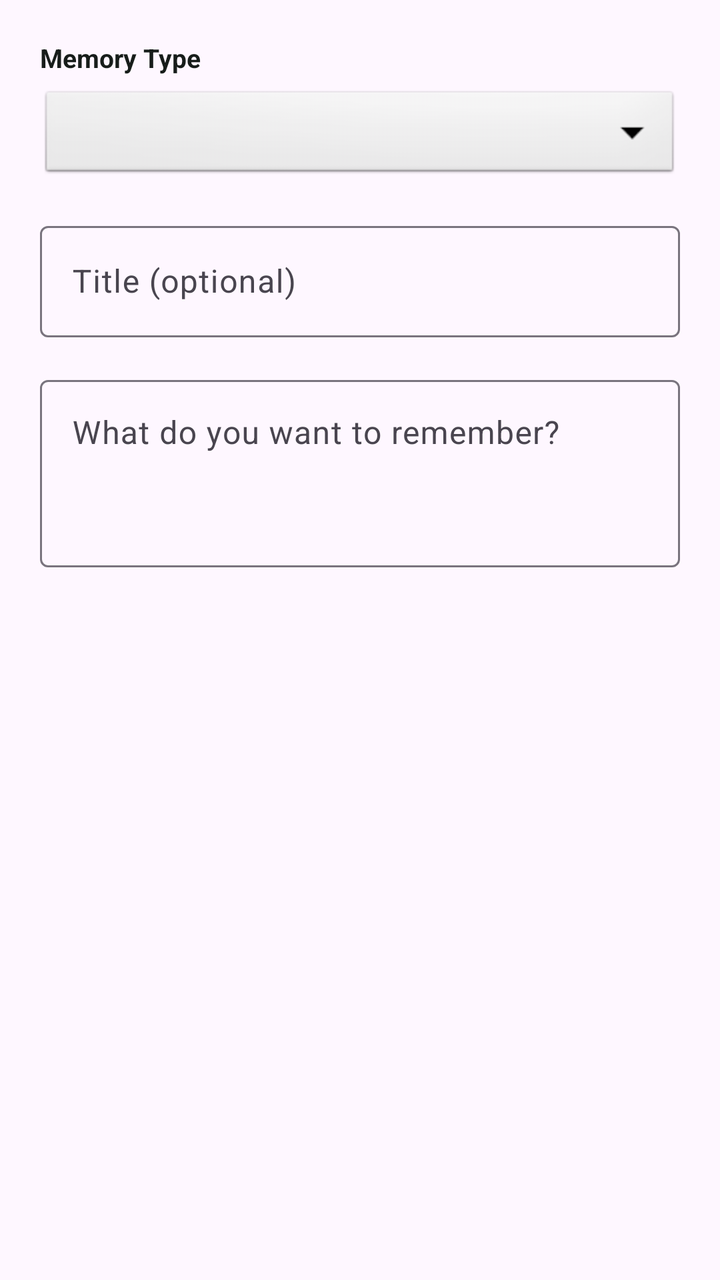
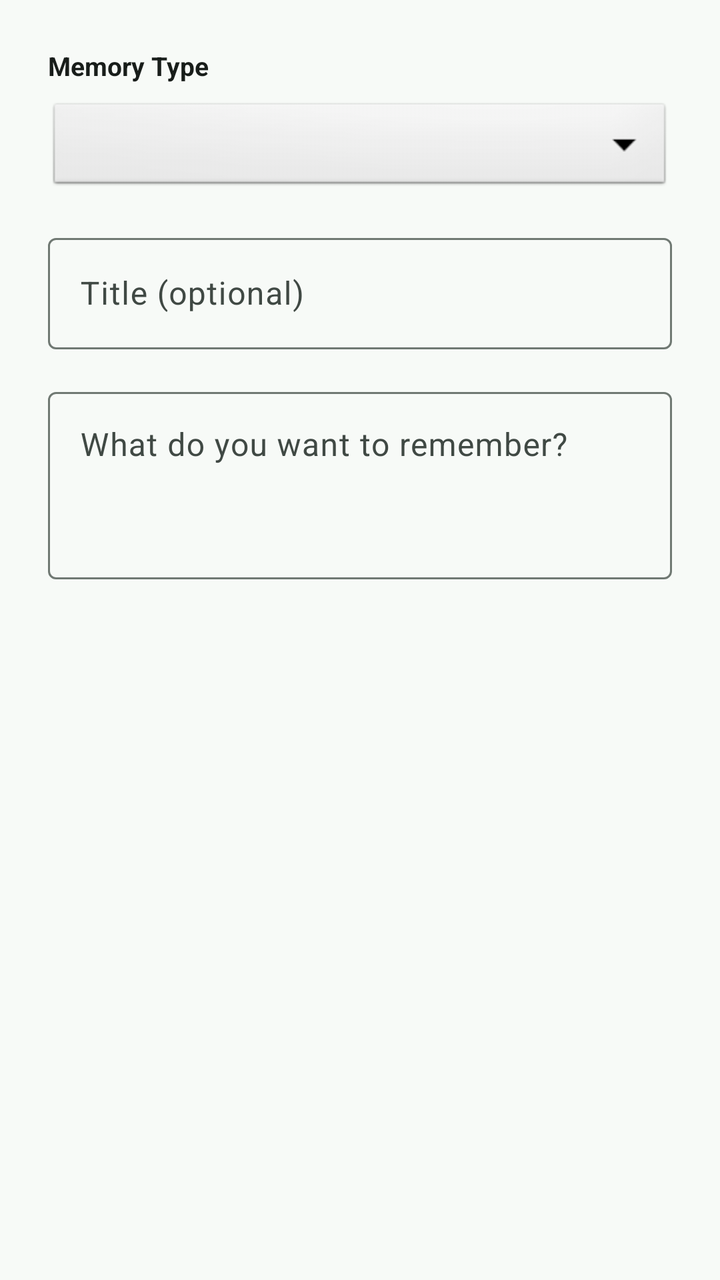

Two renders of the same Android screen: before a commit and after it. Below are the layout's source before the change and the commit's diff.
<!-- AndroidManifest.xml: application theme Theme.MyApplication -->
<!-- res/layout/dialog_memory_editor.xml -->
<?xml version="1.0" encoding="utf-8"?>
<LinearLayout xmlns:android="http://schemas.android.com/apk/res/android"
    xmlns:app="http://schemas.android.com/apk/res-auto"
    android:layout_width="match_parent"
    android:layout_height="wrap_content"
    android:orientation="vertical"
    android:padding="20dp">

    
    <TextView
        android:layout_width="wrap_content"
        android:layout_height="wrap_content"
        android:layout_marginBottom="6dp"
        android:text="@string/label_memory_type"
        android:textColor="@color/on_surface_light"
        android:textSize="13sp"
        android:textStyle="bold" />

    <Spinner
        android:id="@+id/spinnerMemoryType"
        android:layout_width="match_parent"
        android:layout_height="48dp"
        android:layout_marginBottom="16dp"
        android:background="@android:drawable/btn_dropdown"
        android:paddingHorizontal="8dp" />

    
    <com.google.android.material.textfield.TextInputLayout
        android:id="@+id/tilTitle"
        style="@style/Widget.Material3.TextInputLayout.OutlinedBox"
        android:layout_width="match_parent"
        android:layout_height="wrap_content"
        android:layout_marginBottom="16dp"
        android:hint="@string/hint_memory_title">

        <com.google.android.material.textfield.TextInputEditText
            android:id="@+id/etTitle"
            android:layout_width="match_parent"
            android:layout_height="wrap_content"
            android:inputType="textCapSentences"
            android:maxLines="1" />
    </com.google.android.material.textfield.TextInputLayout>

    
    <com.google.android.material.textfield.TextInputLayout
        android:id="@+id/tilOriginalText"
        style="@style/Widget.Material3.TextInputLayout.OutlinedBox"
        android:layout_width="match_parent"
        android:layout_height="wrap_content"
        android:hint="@string/hint_memory_text">

        <com.google.android.material.textfield.TextInputEditText
            android:id="@+id/etOriginalText"
            android:layout_width="match_parent"
            android:layout_height="wrap_content"
            android:gravity="top|start"
            android:inputType="textMultiLine|textCapSentences"
            android:minLines="3" />
    </com.google.android.material.textfield.TextInputLayout>

</LinearLayout>
<!-- resources referenced by this layout -->
<resources>
  <color name="on_surface_light">#171D1A</color>
  <style name="Base.Theme.MyApplication" parent="Theme.Material3.DayNight.NoActionBar">
          <item name="colorPrimary">@color/mint_primary</item>
          <item name="colorOnPrimary">@color/mint_on_primary</item>
          <item name="colorPrimaryContainer">@color/mint_primary_container</item>
          <item name="colorOnPrimaryContainer">@color/mint_on_primary_container</item>
          <item name="colorSecondary">@color/mint_secondary</item>
          <item name="colorOnSecondary">@color/mint_on_secondary</item>
          <item name="android:statusBarColor">@color/mint_primary</item>
          <item name="android:windowLightStatusBar" tools:targetApi="m">false</item>
      </style>
  <color name="mint_primary">#006C4C</color>
  <color name="mint_on_primary">#FFFFFF</color>
  <color name="mint_primary_container">#89F8C7</color>
  <color name="mint_on_primary_container">#002114</color>
  <color name="mint_secondary">#4D6356</color>
  <color name="mint_on_secondary">#FFFFFF</color>
  <!-- unchanged entries left out for length: 4 -->
</resources>

<!-- the commit's change to res/layout/dialog_memory_editor.xml (unified diff, before → after) -->
@@ -4,18 +4,19 @@
     android:layout_width="match_parent"
     android:layout_height="wrap_content"
     android:orientation="vertical"
-    android:padding="20dp">
+    android:padding="24dp">
 
     
     <TextView
         android:layout_width="wrap_content"
         android:layout_height="wrap_content"
-        android:layout_marginBottom="6dp"
+        android:layout_marginBottom="8dp"
         android:text="@string/label_memory_type"
-        android:textColor="@color/on_surface_light"
+        android:textColor="?attr/colorOnSurface"
         android:textSize="13sp"
         android:textStyle="bold" />
 
+    
     <Spinner
         android:id="@+id/spinnerMemoryType"
         android:layout_width="match_parent"
@@ -38,7 +39,8 @@
             android:layout_width="match_parent"
             android:layout_height="wrap_content"
             android:inputType="textCapSentences"
-            android:maxLines="1" />
+            android:maxLines="1"
+            android:textColor="?attr/colorOnSurface" />
     </com.google.android.material.textfield.TextInputLayout>
 
     
@@ -55,7 +57,8 @@
             android:layout_height="wrap_content"
             android:gravity="top|start"
             android:inputType="textMultiLine|textCapSentences"
-            android:minLines="3" />
+            android:minLines="3"
+            android:textColor="?attr/colorOnSurface" />
     </com.google.android.material.textfield.TextInputLayout>
 
 </LinearLayout>
<!-- resource entries referenced after the edit -->
@@ -1,22 +1,72 @@
 <!-- resources referenced by this layout -->
 <resources>
-  <color name="on_surface_light">#171D1A</color>
   <style name="Base.Theme.MyApplication" parent="Theme.Material3.DayNight.NoActionBar">
-          <item name="colorPrimary">@color/mint_primary</item>
-          <item name="colorOnPrimary">@color/mint_on_primary</item>
-          <item name="colorPrimaryContainer">@color/mint_primary_container</item>
-          <item name="colorOnPrimaryContainer">@color/mint_on_primary_container</item>
-          <item name="colorSecondary">@color/mint_secondary</item>
-          <item name="colorOnSecondary">@color/mint_on_secondary</item>
-          <item name="android:statusBarColor">@color/mint_primary</item>
-          <item name="android:windowLightStatusBar" tools:targetApi="m">false</item>
+          
+          <item name="colorPrimary">@color/md_theme_light_primary</item>
+          <item name="colorOnPrimary">@color/md_theme_light_onPrimary</item>
+          <item name="colorPrimaryContainer">@color/md_theme_light_primaryContainer</item>
+          <item name="colorOnPrimaryContainer">@color/md_theme_light_onPrimaryContainer</item>
+  
+          
+          <item name="colorSecondary">@color/md_theme_light_secondary</item>
+          <item name="colorOnSecondary">@color/md_theme_light_onSecondary</item>
+          <item name="colorSecondaryContainer">@color/md_theme_light_secondaryContainer</item>
+          <item name="colorOnSecondaryContainer">@color/md_theme_light_onSecondaryContainer</item>
+  
+          
+          <item name="colorTertiary">@color/md_theme_light_tertiary</item>
+          <item name="colorOnTertiary">@color/md_theme_light_onTertiary</item>
+          <item name="colorTertiaryContainer">@color/md_theme_light_tertiaryContainer</item>
+          <item name="colorOnTertiaryContainer">@color/md_theme_light_onTertiaryContainer</item>
+  
+          
+          <item name="colorError">@color/md_theme_light_error</item>
+          <item name="colorOnError">@color/md_theme_light_onError</item>
+          <item name="colorErrorContainer">@color/md_theme_light_errorContainer</item>
+          <item name="colorOnErrorContainer">@color/md_theme_light_onErrorContainer</item>
+  
+          
+          <item name="android:colorBackground">@color/md_theme_light_background</item>
+          <item name="colorOnBackground">@color/md_theme_light_onBackground</item>
+          <item name="colorSurface">@color/md_theme_light_surface</item>
+          <item name="colorOnSurface">@color/md_theme_light_onSurface</item>
+          <item name="colorSurfaceVariant">@color/md_theme_light_surfaceVariant</item>
+          <item name="colorOnSurfaceVariant">@color/md_theme_light_onSurfaceVariant</item>
+          <item name="colorOutline">@color/md_theme_light_outline</item>
+          <item name="colorOutlineVariant">@color/md_theme_light_outlineVariant</item>
+          <item name="colorSurfaceContainer">@color/md_theme_light_surfaceContainer</item>
+  
+          
+          <item name="android:statusBarColor">@android:color/transparent</item>
+          <item name="android:navigationBarColor">@android:color/transparent</item>
+          <item name="android:windowLightStatusBar" tools:targetApi="m">true</item>
+          <item name="android:windowLightNavigationBar" tools:targetApi="o_mr1">true</item>
       </style>
-  <color name="mint_primary">#006C4C</color>
-  <color name="mint_on_primary">#FFFFFF</color>
-  <color name="mint_primary_container">#89F8C7</color>
-  <color name="mint_on_primary_container">#002114</color>
-  <color name="mint_secondary">#4D6356</color>
-  <color name="mint_on_secondary">#FFFFFF</color>
+  <color name="md_theme_light_primary">#006C4C</color>
+  <color name="md_theme_light_onPrimary">#FFFFFF</color>
+  <color name="md_theme_light_primaryContainer">#89F8C7</color>
+  <color name="md_theme_light_onPrimaryContainer">#002114</color>
+  <color name="md_theme_light_secondary">#4D6356</color>
+  <color name="md_theme_light_onSecondary">#FFFFFF</color>
+  <color name="md_theme_light_secondaryContainer">#CFE9D8</color>
+  <color name="md_theme_light_onSecondaryContainer">#0B1F15</color>
+  <color name="md_theme_light_tertiary">#3D6373</color>
+  <color name="md_theme_light_onTertiary">#FFFFFF</color>
+  <color name="md_theme_light_tertiaryContainer">#C1E8FB</color>
+  <color name="md_theme_light_onTertiaryContainer">#001F29</color>
+  <color name="md_theme_light_error">#BA1A1A</color>
+  <color name="md_theme_light_onError">#FFFFFF</color>
+  <color name="md_theme_light_errorContainer">#FFDAD6</color>
+  <color name="md_theme_light_onErrorContainer">#410002</color>
+  <color name="md_theme_light_background">#F7FAF7</color>
+  <color name="md_theme_light_onBackground">#181D1A</color>
+  <color name="md_theme_light_surface">#F7FAF7</color>
+  <color name="md_theme_light_onSurface">#181D1A</color>
+  <color name="md_theme_light_surfaceVariant">#DBE5DE</color>
+  <color name="md_theme_light_onSurfaceVariant">#404944</color>
+  <color name="md_theme_light_outline">#707973</color>
+  <color name="md_theme_light_outlineVariant">#BFC9C2</color>
+  <color name="md_theme_light_surfaceContainer">#ECEFEA</color>
   <!-- unchanged entries left out for length: 4 -->
 </resources>
 
